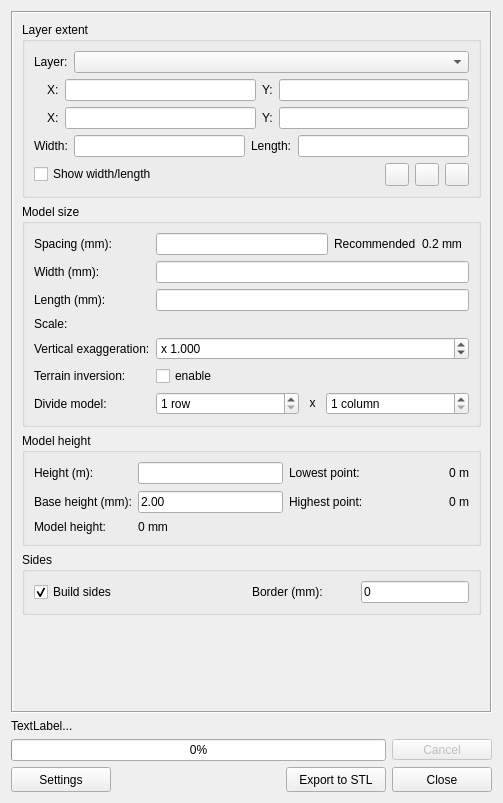
This is DEMto3D_Dialog/DEMto3D_dialog_base.ui in jawensi/DEMto3D-QGIS-Plugin as Qt 5 draws it before an edit. The edited form follows.
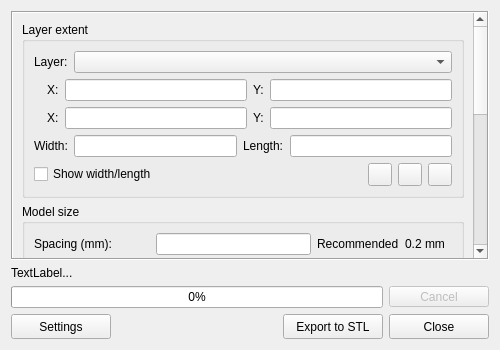
This is the edited form. Icons and pictures are not drawn. Custom widgets are drawn as their Qt base class.

```diff
--- a/DEMto3D_Dialog/DEMto3D_dialog_base.ui
+++ b/DEMto3D_Dialog/DEMto3D_dialog_base.ui
@@ -9,8 +9,8 @@
    <rect>
     <x>0</x>
     <y>0</y>
-    <width>503</width>
-    <height>803</height>
+    <width>500</width>
+    <height>350</height>
    </rect>
   </property>
   <property name="windowTitle">
```
